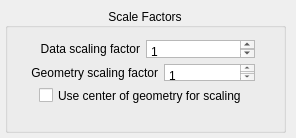
Above: src/Interface/Modules/Fields/scalefieldmeshanddata.ui from SCIInstitute/SCIRun before the change. Below: the same form after it.
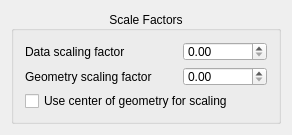
That is the form after the change.

The edit to the form file:
```diff
--- a/src/Interface/Modules/Fields/scalefieldmeshanddata.ui
+++ b/src/Interface/Modules/Fields/scalefieldmeshanddata.ui
@@ -6,8 +6,8 @@
    <rect>
     <x>0</x>
     <y>0</y>
-    <width>296</width>
-    <height>138</height>
+    <width>292</width>
+    <height>135</height>
    </rect>
   </property>
   <property name="minimumSize">
@@ -19,86 +19,51 @@
   <property name="windowTitle">
    <string>ScaleFieldMeshAndData</string>
   </property>
+  <layout class="QHBoxLayout" name="horizontalLayout">
+   <item>
   <widget class="QGroupBox" name="groupBox">
-   <property name="geometry">
-    <rect>
-     <x>5</x>
-     <y>8</y>
-     <width>281</width>
-     <height>125</height>
-    </rect>
-   </property>
    <property name="title">
     <string>Scale Factors</string>
    </property>
    <property name="alignment">
     <set>Qt::AlignCenter</set>
    </property>
-   <widget class="QWidget" name="layoutWidget">
-    <property name="geometry">
-     <rect>
-      <x>15</x>
-      <y>21</y>
-      <width>246</width>
-      <height>86</height>
-     </rect>
-    </property>
-    <layout class="QVBoxLayout" name="verticalLayout" stretch="1,1,1">
-     <item>
-      <layout class="QHBoxLayout" name="horizontalLayout" stretch="1,1">
-       <item>
-        <widget class="QLabel" name="label">
-         <property name="text">
-          <string>Data scaling factor</string>
-         </property>
-         <property name="alignment">
-          <set>Qt::AlignRight|Qt::AlignTrailing|Qt::AlignVCenter</set>
-         </property>
-        </widget>
-       </item>
-       <item>
-        <widget class="QPlainTextEdit" name="dataScalingTextEdit_">
-         <property name="maximumSize">
-          <size>
-           <width>16777215</width>
-           <height>24</height>
-          </size>
-         </property>
-         <property name="plainText">
-          <string>1</string>
-         </property>
-        </widget>
-       </item>
-      </layout>
-     </item>
-     <item>
-      <layout class="QHBoxLayout" name="horizontalLayout_2" stretch="1,1">
-       <item>
+     <layout class="QGridLayout" name="gridLayout">
+      <item row="1" column="0" colspan="2">
         <widget class="QLabel" name="label_2">
          <property name="text">
           <string>Geometry scaling factor</string>
          </property>
          <property name="alignment">
-          <set>Qt::AlignRight|Qt::AlignTrailing|Qt::AlignVCenter</set>
+         <set>Qt::AlignLeading|Qt::AlignLeft|Qt::AlignVCenter</set>
          </property>
         </widget>
        </item>
-       <item>
-        <widget class="QPlainTextEdit" name="geometryScalingTextEdit_">
-         <property name="maximumSize">
-          <size>
-           <width>16777215</width>
-           <height>24</height>
-          </size>
-         </property>
-         <property name="plainText">
-          <string>1</string>
-         </property>
-        </widget>
-       </item>
-      </layout>
-     </item>
-     <item alignment="Qt::AlignHCenter">
+      <item row="1" column="2">
+       <widget class="QDoubleSpinBox" name="geomScaleDoubleSpinBox_">
+        <property name="maximum">
+         <double>999999999.000000000000000</double>
+        </property>
+       </widget>
+      </item>
+      <item row="0" column="0">
+       <widget class="QLabel" name="label">
+        <property name="text">
+         <string>Data scaling factor</string>
+        </property>
+        <property name="alignment">
+         <set>Qt::AlignLeading|Qt::AlignLeft|Qt::AlignVCenter</set>
+        </property>
+       </widget>
+      </item>
+      <item row="0" column="2">
+       <widget class="QDoubleSpinBox" name="dataScaleDoubleSpinBox_">
+        <property name="maximum">
+         <double>999999999.000000000000000</double>
+        </property>
+       </widget>
+      </item>
+      <item row="2" column="0" colspan="3">
       <widget class="QCheckBox" name="useCenterOfGeometryCheckBox_">
        <property name="text">
         <string>Use center of geometry for scaling</string>
@@ -107,7 +72,8 @@
      </item>
     </layout>
    </widget>
-  </widget>
+   </item>
+  </layout>
  </widget>
  <layoutdefault spacing="6" margin="11"/>
  <resources/>
```
Lines whose indentation alone changed are shown as unchanged.
